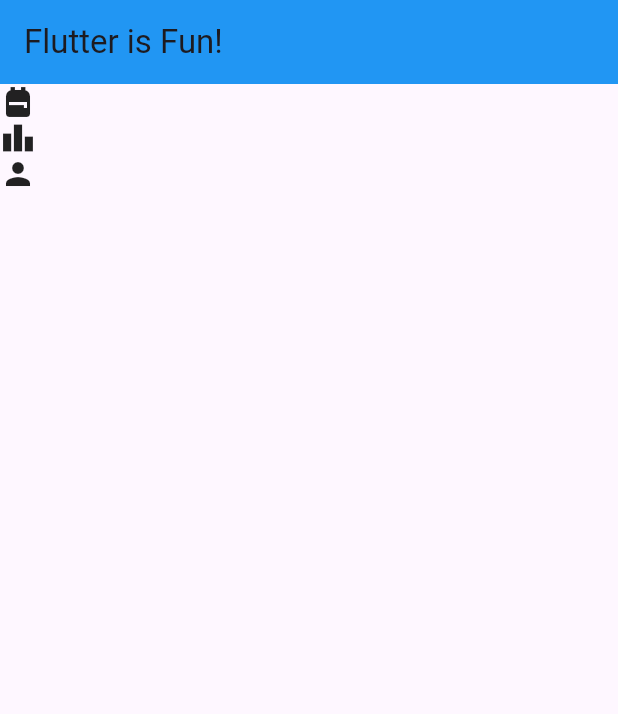
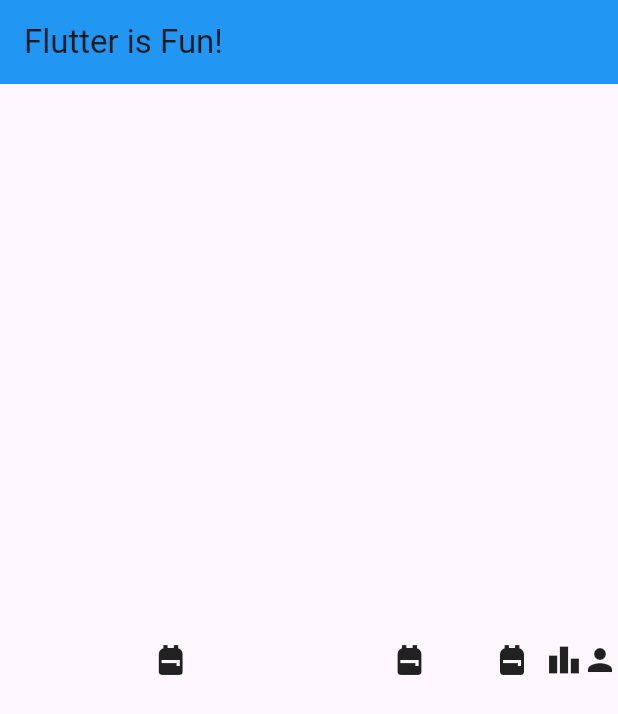
Before and after one commit to havardekodehode/fireshipfluttertutorialapp1, a Flutter app: the screen it shows after launch, on a phone screen of 412 x 824 dp. Shown: the top 714 px of the screen. Run offline on Flutter 3.47's test engine with Material 3 defaults, Android fonts, the phone set to English and light mode, and no system bars.

Commit message:
Expanded widget, with flex children

```diff
--- a/lib/main.dart
+++ b/lib/main.dart
@@ -15,9 +15,13 @@
             backgroundColor: Colors.blue,
             title: const Text('Flutter is Fun!'),
           ),
-          body: Column(
+          body: Row(
+            mainAxisAlignment: MainAxisAlignment.spaceBetween,
+            crossAxisAlignment: CrossAxisAlignment.stretch,
             children: [
-              Icon(Icons.backpack),
+              Expanded(flex: 5, child: Icon(Icons.backpack)),
+              Expanded(flex: 2, child: Icon(Icons.backpack)),
+              Expanded(flex: 1, child: Icon(Icons.backpack)),
               Icon(Icons.leaderboard),
               Icon(Icons.person),
             ],
```
